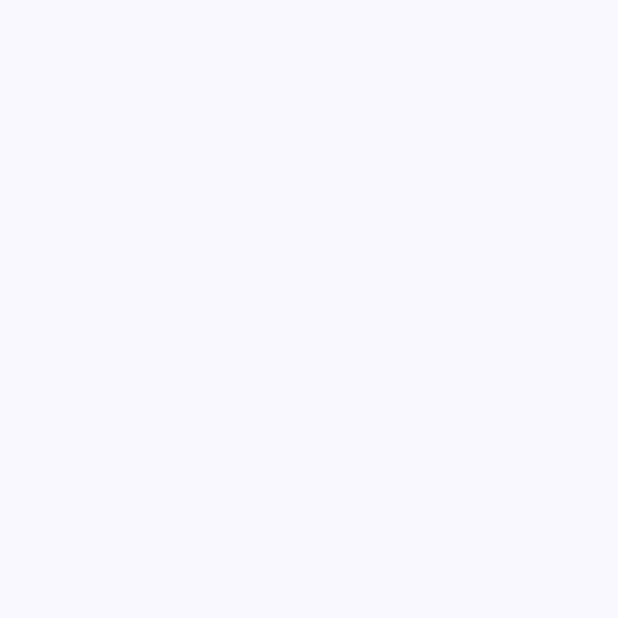
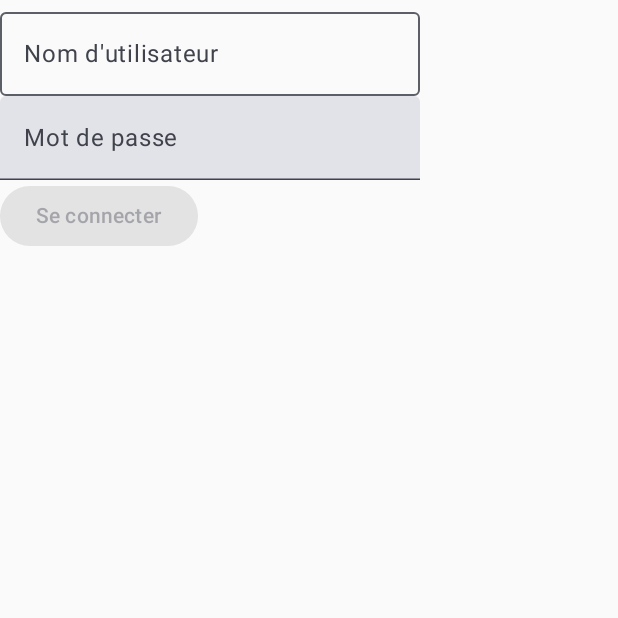
Before and after one commit to XibalbaM/Waze-Lachenal, an Android app built with Jetpack Compose: the screen it shows after launch (MainActivity), on a phone screen of 412 x 824 dp, the top half of it. Before the commit the part shown is empty. Run offline under Robolectric (Android 15) with nearby library versions, the phone set to English and light mode, and no system bars.

Commit message:
Initial Commit

```diff
--- /dev/null
+++ b/app/src/main/java/fr/xibalba/wazelachenal/Credentials.kt
@@ -0,0 +1,9 @@
+package fr.xibalba.wazelachenal
+
+import androidx.compose.runtime.mutableStateOf
+
+object Credentials {
+
+    val username = mutableStateOf<String?>(null)
+    val password = mutableStateOf<String?>(null)
+}
--- a/app/src/main/java/fr/xibalba/wazelachenal/MainActivity.kt
+++ b/app/src/main/java/fr/xibalba/wazelachenal/MainActivity.kt
@@ -1,16 +1,17 @@
 package fr.xibalba.wazelachenal
 
+import android.content.Intent
 import android.os.Bundle
 import androidx.activity.ComponentActivity
 import androidx.activity.compose.setContent
-import androidx.compose.foundation.layout.fillMaxSize
-import androidx.compose.material3.MaterialTheme
-import androidx.compose.material3.Surface
-import androidx.compose.material3.Text
+import androidx.compose.foundation.layout.Column
+import androidx.compose.material3.*
 import androidx.compose.runtime.Composable
-import androidx.compose.ui.Modifier
-import androidx.compose.ui.graphics.Color
-import androidx.compose.ui.tooling.preview.Preview
+import androidx.compose.runtime.LaunchedEffect
+import androidx.compose.runtime.mutableStateOf
+import androidx.compose.runtime.remember
+import androidx.compose.ui.platform.LocalContext
+import androidx.compose.ui.text.input.PasswordVisualTransformation
 import fr.xibalba.wazelachenal.ui.theme.WazeLachenalTheme
 
 class MainActivity : ComponentActivity() {
@@ -18,19 +19,48 @@ class MainActivity : ComponentActivity() {
         super.onCreate(savedInstanceState)
         setContent {
             WazeLachenalTheme {
-                // A surface container using the 'background' color from the theme
-                Surface(modifier = Modifier.fillMaxSize(), color = MaterialTheme.colorScheme.background) {
-                    MainUI()
+                Column {
+                    UsernameField()
+                    PasswordField()
+                    LoginButton()
                 }
             }
         }
     }
 }
-@Preview
+
+@OptIn(ExperimentalMaterial3Api::class)
 @Composable
-fun MainUI() {
-    Text(
-        text = "",
-        color = Color.Red
+fun UsernameField() {
+    OutlinedTextField(
+        value = Credentials.username.value ?: "",
+        onValueChange = { Credentials.username.value = it },
+        label = { Text("Nom d'utilisateur") },
+        placeholder = { Text("p.nomXX") }
     )
 }
+
+@OptIn(ExperimentalMaterial3Api::class)
+@Composable
+fun PasswordField() {
+    TextField(
+        value = Credentials.password.value ?: "",
+        onValueChange = { Credentials.password.value = it },
+        label = { Text("Mot de passe") },
+        visualTransformation = PasswordVisualTransformation()
+    )
+}
+
+@Composable
+fun LoginButton() {
+    val isValid = remember { mutableStateOf(true) }
+    val context = LocalContext.current
+    LaunchedEffect(Credentials.username.value, Credentials.password.value) {
+        isValid.value = Credentials.username.value != null && Credentials.password.value != null
+    }
+    Button(onClick = {
+        if (isValid.value) context.startActivity(Intent(context, TimetableActivity::class.java))
+    }, enabled = isValid.value) {
+        Text("Se connecter")
+    }
+}
--- a/app/src/main/res/values/strings.xml
+++ b/app/src/main/res/values/strings.xml
@@ -1,3 +1,4 @@
 <resources>
     <string name="app_name">Waze Lachenal</string>
+    <string name="title_activity_timetable">TimetableActivity</string>
 </resources>
--- a/settings.gradle.kts
+++ b/settings.gradle.kts
@@ -3,6 +3,8 @@ pluginManagement {
         google()
         mavenCentral()
         gradlePluginPortal()
+        //Sonatype S01
+        maven("https://s01.oss.sonatype.org/content/repositories/snapshots")
     }
 }
 dependencyResolutionManagement {
```
Also changed, not shown: app/build.gradle.kts (+5 -5 lines), app/src/main/AndroidManifest.xml (+8 -1 lines), app/src/main/java/fr/xibalba/wazelachenal/TimetableActivity.kt (added, +42 -0 lines).
